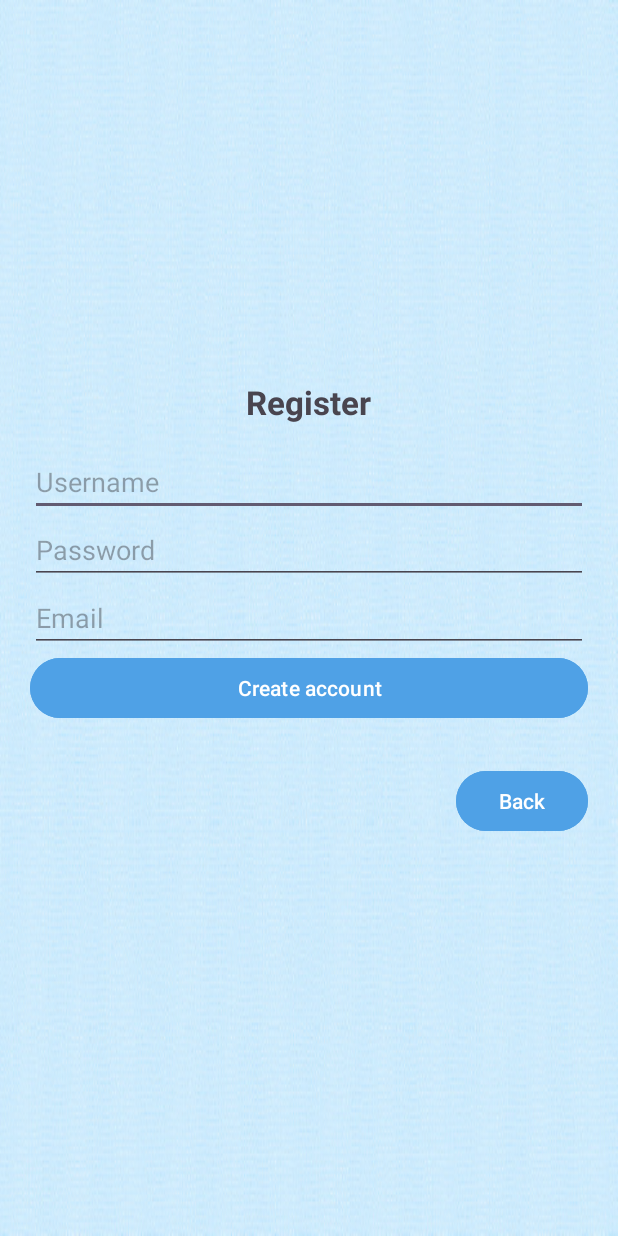
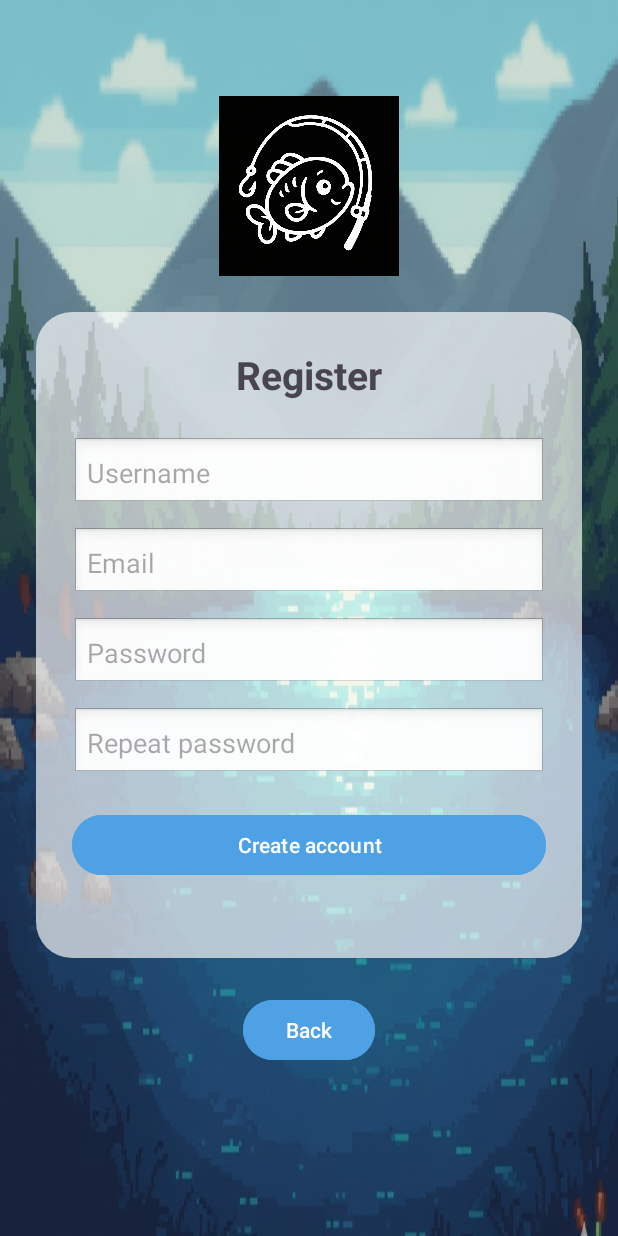
Before and after one commit to Judiiiit/DSA_FishandChill_Frontend, an Android app: the RegisterActivity screen opened directly, with no data from a screen before it, on a phone screen of 412 x 824 dp. Run offline under Robolectric (Android 15) with nearby library versions, the phone set to English and light mode, and no system bars.

Commit message:
Improvements to the login/register Interface and double password verification

```diff
--- a/app/src/main/java/com/example/android_proyecto/Activities/RegisterActivity.java
+++ b/app/src/main/java/com/example/android_proyecto/Activities/RegisterActivity.java
@@ -25,7 +25,7 @@ import retrofit2.Response;
 public class RegisterActivity extends AppCompatActivity {
 
     private ApiService api;
-    private EditText etUser, etPass, etEmail;
+    private EditText etUser, etPass, etPassConfirm, etEmail;
     private ProgressBar progress;
     private TextView tvMsg;
     private Button btnRegister, btnBack;
@@ -37,6 +37,7 @@ public class RegisterActivity extends AppCompatActivity {
 
         etUser = findViewById(R.id.etUserReg);
         etPass = findViewById(R.id.etPassReg);
+        etPassConfirm = findViewById(R.id.etPassConfirmReg);
         etEmail = findViewById(R.id.etEmailReg);
         btnRegister = findViewById(R.id.btnRegister);
         progress = findViewById(R.id.progressRegister);
@@ -60,10 +61,16 @@ public class RegisterActivity extends AppCompatActivity {
     private void doRegister() {
         String username = etUser.getText().toString().trim();
         String password = etPass.getText().toString().trim();
+        String password2 = etPassConfirm.getText().toString().trim();
         String email = etEmail.getText().toString().trim();
 
-        if (username.isEmpty() || password.isEmpty() || email.isEmpty()) {
+        if (username.isEmpty() || password.isEmpty() || password2.isEmpty() || email.isEmpty()) {
             tvMsg.setText("Please fill in all fields");
+            return;
+        }
+
+        if (!password.equals(password2)) {
+            tvMsg.setText("Passwords do not match");
             return;
         }
 
@@ -81,11 +88,9 @@ public class RegisterActivity extends AppCompatActivity {
                     Toast.makeText(RegisterActivity.this, "Register completed", Toast.LENGTH_LONG).show();
                     startActivity(new Intent(RegisterActivity.this, LogInActivity.class));
                     finish();
-                }
-                else if (response.code() == 409) {
+                } else if (response.code() == 409) {
                     tvMsg.setText("Username already exists");
-                }
-                else {
+                } else {
                     tvMsg.setText("Registration error: " + response.code());
                 }
             }
@@ -97,5 +102,4 @@ public class RegisterActivity extends AppCompatActivity {
             }
         });
     }
-
 }
--- /dev/null
+++ b/app/src/main/res/drawable/bg_login_card.xml
@@ -0,0 +1,10 @@
+<?xml version="1.0" encoding="utf-8"?>
+<shape xmlns:android="http://schemas.android.com/apk/res/android">
+    <solid android:color="#AAFFFFFF" />
+    <corners android:radius="24dp" />
+    <padding
+        android:left="4dp"
+        android:top="4dp"
+        android:right="4dp"
+        android:bottom="4dp" />
+</shape>
--- a/app/src/main/res/layout/activity_register.xml
+++ b/app/src/main/res/layout/activity_register.xml
@@ -1,69 +1,117 @@
 <?xml version="1.0" encoding="utf-8"?>
-<LinearLayout xmlns:android="http://schemas.android.com/apk/res/android"
-    android:orientation="vertical"
-    android:padding="20dp"
-    android:gravity="center"
+<ScrollView xmlns:android="http://schemas.android.com/apk/res/android"
     android:layout_width="match_parent"
     android:layout_height="match_parent"
-    android:background="@drawable/fondo1">
+    android:background="@drawable/fondologin">
+
+    <LinearLayout
+        android:layout_width="match_parent"
+        android:layout_height="wrap_content"
+        android:orientation="vertical"
+        android:padding="24dp"
+        android:gravity="center_horizontal">
+
+        <ImageView
+            android:id="@+id/ivLogoRegister"
+            android:layout_width="120dp"
+            android:layout_height="120dp"
+            android:layout_marginTop="40dp"
+            android:layout_marginBottom="16dp"
+            android:src="@drawable/splash_logo"
+            android:contentDescription="@string/app_name"
+            android:scaleType="centerCrop" />
+
+        <LinearLayout
+            android:layout_width="match_parent"
+            android:layout_height="wrap_content"
+            android:orientation="vertical"
+            android:padding="24dp"
+            android:background="@drawable/bg_login_card"
+            android:layout_marginTop="8dp"
+            android:layout_marginBottom="24dp">
 
             <TextView
                 android:layout_width="wrap_content"
                 android:layout_height="wrap_content"
                 android:text="Register"
-        android:textSize="22sp"
+                android:textSize="26sp"
                 android:textStyle="bold"
-        android:paddingBottom="16dp" />
+                android:layout_gravity="center_horizontal"
+                android:paddingBottom="24dp" />
 
             <EditText
                 android:id="@+id/etUserReg"
                 android:layout_width="match_parent"
                 android:layout_height="wrap_content"
-        android:hint="Username" />
+                android:hint="Username"
+                android:padding="10dp"
+                android:background="@android:drawable/edit_text"
+                android:inputType="textPersonName" />
+
+            <EditText
+                android:id="@+id/etEmailReg"
+                android:layout_width="match_parent"
+                android:layout_height="wrap_content"
+                android:layout_marginTop="12dp"
+                android:hint="Email"
+                android:padding="10dp"
+                android:background="@android:drawable/edit_text"
+                android:inputType="textEmailAddress" />
 
             <EditText
                 android:id="@+id/etPassReg"
                 android:layout_width="match_parent"
                 android:layout_height="wrap_content"
+                android:layout_marginTop="12dp"
                 android:hint="Password"
+                android:padding="10dp"
+                android:background="@android:drawable/edit_text"
                 android:inputType="textPassword" />
 
             <EditText
-        android:id="@+id/etEmailReg"
+                android:id="@+id/etPassConfirmReg"
                 android:layout_width="match_parent"
                 android:layout_height="wrap_content"
-        android:hint="Email"
-        android:inputType="textEmailAddress" />
+                android:layout_marginTop="12dp"
+                android:hint="Repeat password"
+                android:padding="10dp"
+                android:background="@android:drawable/edit_text"
+                android:inputType="textPassword" />
 
             <Button
                 android:id="@+id/btnRegister"
                 android:layout_width="match_parent"
-        android:layout_height="wrap_content"
-        android:backgroundTint="#4FA1E6"
-        android:text="Create account" />
+                android:layout_height="48dp"
+                android:layout_marginTop="20dp"
+                android:text="Create account"
+                android:textAllCaps="false"
+                android:backgroundTint="#4FA1E6" />
 
             <ProgressBar
                 android:id="@+id/progressRegister"
                 android:layout_width="wrap_content"
                 android:layout_height="wrap_content"
-        android:visibility="gone"
-        android:layout_marginTop="8dp" />
+                android:layout_gravity="center_horizontal"
+                android:layout_marginTop="8dp"
+                android:visibility="gone" />
 
             <TextView
                 android:id="@+id/tvMsgRegister"
                 android:layout_width="match_parent"
                 android:layout_height="wrap_content"
-        android:textColor="@android:color/holo_red_dark"
-        android:paddingTop="8dp" />
+                android:paddingTop="8dp"
+                android:textColor="@android:color/holo_red_dark" />
+        </LinearLayout>
 
         <Button
             android:id="@+id/btnBack"
             android:layout_width="wrap_content"
             android:layout_height="wrap_content"
+            android:paddingLeft="20dp"
+            android:paddingRight="20dp"
             android:text="Back"
-        android:backgroundTint="#4FA1E6"
-        android:layout_gravity="end"
-        android:padding="6dp"
-        android:layout_marginBottom="12dp"/>
+            android:textAllCaps="false"
+            android:backgroundTint="#4FA1E6" />
 
     </LinearLayout>
+</ScrollView>
```
Also changed, not shown: app/src/main/res/layout/activity_login.xml (+56 -20 lines), app/src/main/res/layout/activity_shop.xml (+25 -20 lines), app/src/main/res/drawable/fondologin.jpg (added). Lines whose indentation alone changed are shown as unchanged.
